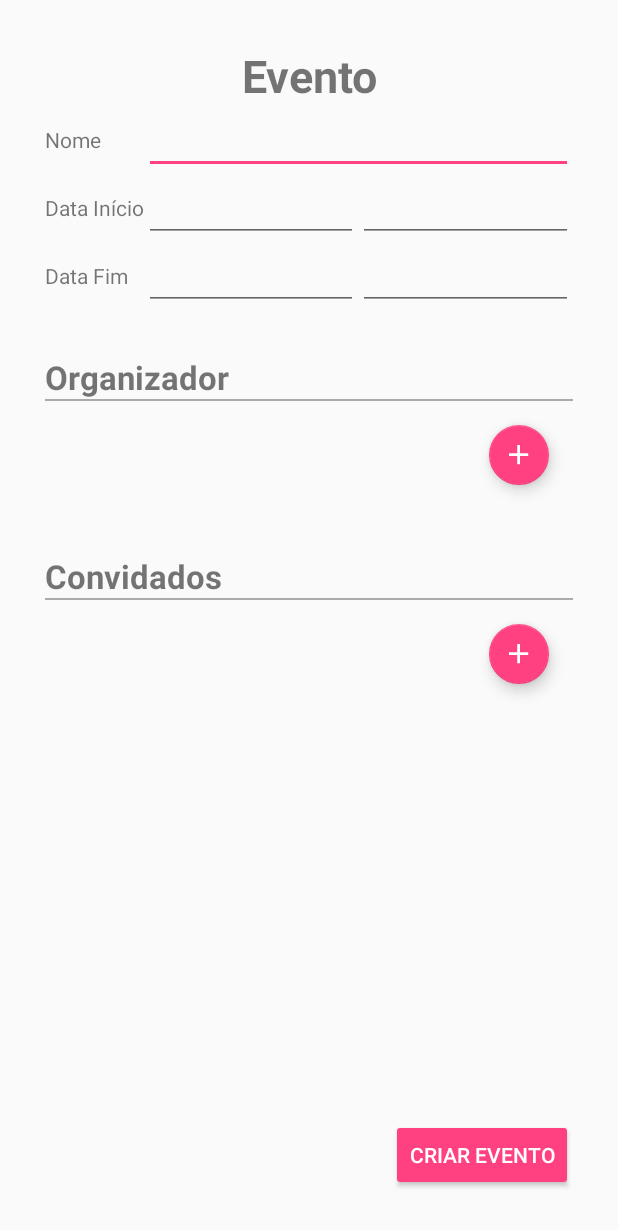
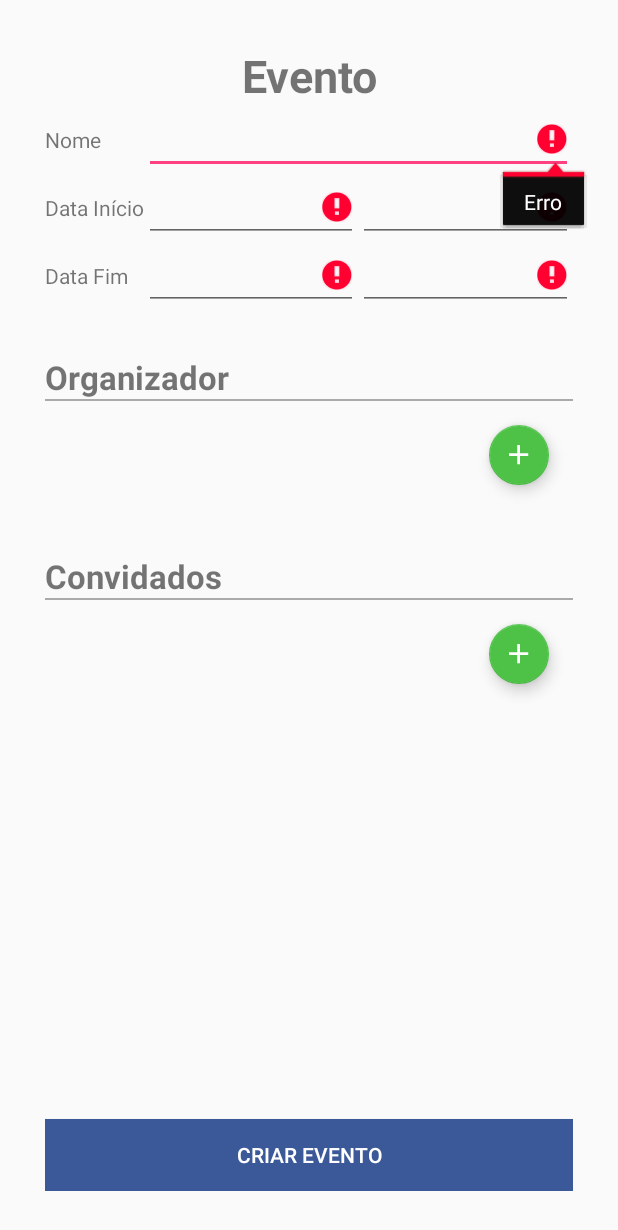
Before and after one commit to GeovaneF55/pucminas, an Android app: the screen it shows after launch (MainActivity), after a tap on "CRIAR EVENTO", on a phone screen of 412 x 824 dp. Shown: the top 1230 px of the screen. Run offline under Robolectric (Android 15) with nearby library versions, the phone set to English and light mode, and no system bars.

Commit message:
TP1_24_09_LDDM

```diff
--- a/Extraclasse/android/Agenda/app/build.gradle
+++ b/Extraclasse/android/Agenda/app/build.gradle
@@ -27,7 +27,6 @@ dependencies {
     compile 'com.android.support:appcompat-v7:25.3.1'
     compile 'com.android.support.constraint:constraint-layout:1.0.2'
     compile 'com.roomorama:caldroid:3.0.1'
-    compile 'com.android.support:appcompat-v7:25.1.1'
     compile 'com.android.support:design:25.1.1'
     testCompile 'junit:junit:4.12'
 }
--- a/Extraclasse/android/Agenda/app/src/main/java/com/example/geova/agenda/Controls/MyEditTextDatePicker.java
+++ b/Extraclasse/android/Agenda/app/src/main/java/com/example/geova/agenda/Controls/MyEditTextDatePicker.java
@@ -52,5 +52,6 @@ public class MyEditTextDatePicker implements View.OnClickListener, DatePickerDia
         this._editText.setText(new StringBuilder()
                 // Month is 0 based so add 1
                 .append(_day).append("/").append(_month + 1).append("/").append(_year).append(" "));
+        this._editText.setError(null);
     }
 }
--- a/Extraclasse/android/Agenda/app/src/main/java/com/example/geova/agenda/Controls/MyEditTextTimePicker.java
+++ b/Extraclasse/android/Agenda/app/src/main/java/com/example/geova/agenda/Controls/MyEditTextTimePicker.java
@@ -46,5 +46,6 @@ public class MyEditTextTimePicker implements View.OnClickListener, TimePickerDia
         this._editText.setText(new StringBuilder()
                 // Month is 0 based so add 1
                 .append(_hour).append(":").append(_minute).append(" "));
+        this._editText.setError(null);
     }
 }
--- a/Extraclasse/android/Agenda/app/src/main/java/com/example/geova/agenda/MainActivity.java
+++ b/Extraclasse/android/Agenda/app/src/main/java/com/example/geova/agenda/MainActivity.java
@@ -2,11 +2,12 @@ package com.example.geova.agenda;
 
 import android.app.DialogFragment;
 import android.content.Context;
+import android.content.Intent;
 import android.support.design.widget.FloatingActionButton;
 import android.support.v4.app.FragmentActivity;
-import android.support.v7.app.AppCompatActivity;
 import android.os.Bundle;
 
+import android.text.TextUtils;
 import android.view.View;
 import android.widget.Button;
 import android.widget.EditText;
@@ -14,6 +15,16 @@ import android.widget.EditText;
 import com.example.geova.agenda.Controls.MyEditTextDatePicker;
 import com.example.geova.agenda.Controls.MyEditTextTimePicker;
 import com.example.geova.agenda.Controls.MyDialogFragment;
+import com.example.geova.agenda.Models.Convidado;
+import com.example.geova.agenda.Models.Evento;
+import com.example.geova.agenda.Models.Organizador;
+
+import java.io.Serializable;
+import java.sql.Time;
+import java.text.ParseException;
+import java.text.SimpleDateFormat;
+import java.util.ArrayList;
+import java.util.Date;
 
 public class MainActivity extends FragmentActivity implements MyDialogFragment.NoticeDialogListener{
 
@@ -41,6 +52,10 @@ public class MainActivity extends FragmentActivity implements MyDialogFragment.N
     FloatingActionButton btn_add_Organizador;
     FloatingActionButton btn_add_Convidado;
     Button btn_criarEvento;
+
+    private Evento event;
+    private Organizador organizador;
+    private ArrayList<Convidado> convidados;
 
     @Override
     protected void onCreate(Bundle savedInstanceState) {
@@ -83,13 +98,6 @@ public class MainActivity extends FragmentActivity implements MyDialogFragment.N
 
             }
         });
-
-        btn_criarEvento.setOnClickListener(new View.OnClickListener() {
-            @Override
-            public void onClick(View view) {
-                //TODO
-            }
-        });
     }
 
     @Override
@@ -101,4 +109,80 @@ public class MainActivity extends FragmentActivity implements MyDialogFragment.N
     public void onDialogNegativeClick(DialogFragment dialog) {
 
     }
+
+    public final static String EXTRA_MESSAGE = "com.example.geova.MESSAGE";
+
+    public void sendMessage(View view) {
+        if(validaCampos()){
+            event = new Evento();
+            try {
+                preencheEvento(event);
+
+                Intent intent = new Intent(this, EventActivity.class);
+                intent.putExtra("Evento", event);
+                startActivity(intent);
+            } catch (ParseException e) {
+                Intent intent = new Intent(this, EventActivity.class);
+                String message = getResources().getString(R.string.erro);
+                intent.putExtra(EXTRA_MESSAGE, e.toString());
+                startActivity(intent);
+            }
+        }
+    }
+
+    public void preencheEvento(Evento event) throws ParseException {
+        SimpleDateFormat dateFormat = new SimpleDateFormat("dd/MM/yyyy");
+        SimpleDateFormat formatador = new SimpleDateFormat("HH:mm");
+
+        Date horaInicial = formatador.parse(toText(edt_horaInicio));
+        Date horaFinal = formatador.parse(toText(edt_horaFim));
+
+        event.setNome(toText(edt_nomeEvento));
+        event.setDataInicial(dateFormat.parse(toText(edt_dataInicio)));
+        event.setHoraInicial(new Time(horaInicial.getTime()));
+        event.setDataFinal(dateFormat.parse(toText(edt_dataFim)));
+        event.setHoraFinal(new Time(horaFinal.getTime()));
+        event.setOrganizador(this.organizador);
+        /*for() {
+            event.pushConvidados();
+        }*/
+    }
+
+    public boolean validaCampos() {
+        boolean valid = false;
+
+        boolean emptyNome = TextUtils.isEmpty(toText(edt_nomeEvento));
+        boolean emptyDataInicio =  TextUtils.isEmpty(toText(edt_dataInicio));
+        boolean emptyHoraInicio =  TextUtils.isEmpty(toText(edt_horaInicio));
+        boolean emptyDataFim =  TextUtils.isEmpty(toText(edt_dataFim));
+        boolean emptyHoraFim =  TextUtils.isEmpty(toText(edt_horaFim));
+
+        if(emptyNome) {
+            edt_nomeEvento.setError(getResources().getString(R.string.erro_Nome));
+        }
+
+        if(emptyDataInicio) {
+            edt_dataInicio.setError(getResources().getString(R.string.erro_DataInicio));
+        }
+
+        if(emptyHoraInicio) {
+            edt_horaInicio.setError(getResources().getString(R.string.erro_HoraInicio));
+        }
+
+        if(emptyDataFim) {
+            edt_dataFim.setError(getResources().getString(R.string.erro_DataFim));
+        }
+
+        if(emptyHoraFim)
+            edt_horaFim.setError(getResources().getString(R.string.erro_HoraFim));
+
+        if(!emptyNome && !emptyDataInicio && !emptyHoraInicio && !emptyDataFim && !emptyHoraFim) {
+            valid = true;
+        }
+        return valid;
+    }
+
+    private String toText(EditText editText){
+        return editText.getText().toString();
+    }
 }
--- a/Extraclasse/android/Agenda/app/src/main/res/layout/activity_main.xml
+++ b/Extraclasse/android/Agenda/app/src/main/res/layout/activity_main.xml
@@ -152,6 +152,7 @@
             android:layout_height="wrap_content"
             android:layout_gravity="bottom|end"
             app:fabSize="mini"
+            app:backgroundTint="@color/green"
             android:layout_margin="16dp"
             android:src="@drawable/ic_add"/>
 
@@ -196,6 +197,7 @@
                 android:layout_width="wrap_content"
                 android:layout_height="wrap_content"
                 app:fabSize="mini"
+                app:backgroundTint="@color/green"
                 android:layout_gravity="bottom|end"
                 android:layout_margin="16dp"
                 android:src="@drawable/ic_add"/>
@@ -213,8 +215,10 @@
         <Button
             android:id="@+id/btn_criarEvento"
             android:layout_height="wrap_content"
-            android:layout_width="wrap_content"
+            android:layout_width="match_parent"
+            android:background="@color/blue"
             style="@style/Widget.AppCompat.Button.Colored"
+            android:onClick="sendMessage"
             android:text="@string/criar_evento"/>
 
     </LinearLayout>
--- a/Extraclasse/android/Agenda/app/src/main/res/values/colors.xml
+++ b/Extraclasse/android/Agenda/app/src/main/res/values/colors.xml
@@ -3,4 +3,8 @@
     <color name="colorPrimary">#3F51B5</color>
     <color name="colorPrimaryDark">#303F9F</color>
     <color name="colorAccent">#FF4081</color>
+    <!-- Icons -->
+    <color name="red">#dd4b39</color>
+    <color name="green">#4dc247</color>
+    <color name="blue">#3b5998</color>
 </resources>
--- a/Extraclasse/android/Agenda/app/src/main/res/values/strings.xml
+++ b/Extraclasse/android/Agenda/app/src/main/res/values/strings.xml
@@ -2,6 +2,7 @@
     <!--Janela-->
     <string name="app_name">Agenda</string>
 
+    <!-- layouts -->
     <string name="evento">Evento</string>
     <string name="data_inicio">Data Início</string>
     <string name="hora_inicio">Hora Início</string>
@@ -17,6 +18,15 @@
     <string name="telefone">Telefone</string>
 
     <string name="criar_evento">Criar Evento</string>
+
+    <!-- Erros -->
+    <string name="erro">Erro</string>
+    <string name="erro_Nome">Erro</string>
+    <string name="erro_DataInicio">Erro</string>
+    <string name="erro_HoraInicio">Erro</string>
+    <string name="erro_DataFim">Erro</string>
+    <string name="erro_HoraFim">Erro</string>
+
     <!--Controle-->
     <string name="country_code">BR</string>
     <string name="dialog_fire_missiles">Tela</string>
```
Also changed, not shown: Extraclasse/android/Agenda/app/src/main/AndroidManifest.xml (+7 -0 lines), Extraclasse/android/Agenda/app/src/main/java/com/example/geova/agenda/EventActivity.java (added, +28 -0 lines), Extraclasse/android/Agenda/app/src/main/java/com/example/geova/agenda/Models/Evento.java (+37 -9 lines), Extraclasse/android/Agenda/app/src/main/java/com/example/geova/agenda/convidadoActivity.java (added, +13 -0 lines), Extraclasse/android/Agenda/app/src/main/java/com/example/geova/agenda/organizadorActivity.java (added, +13 -0 lines), Extraclasse/android/Agenda/app/src/main/res/layout/activity_event.xml (added, +47 -0 lines), Extraclasse/android/Agenda/app/src/main/res/drawable/event.png (added), Extraclasse/android/Agenda/app/src/main/res/drawable/facebook.png (added), Extraclasse/android/Agenda/app/src/main/res/drawable/whatsapp.png (added).
